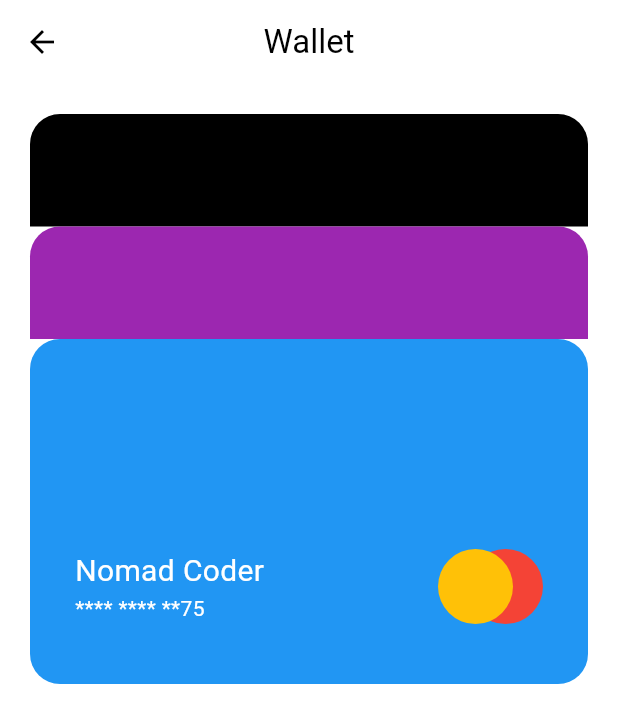
After one commit to yongyong-john/animation_class, a Flutter app: the screen it shows after launch, after a tap on "Wallet", on a phone screen of 412 x 824 dp. The commit adds this screen. Shown: the top 723 px of the screen. Run offline on Flutter 3.47's test engine with Material 3 defaults, Android fonts, the phone set to English and light mode, and no system bars; drawn by our look-alikes of flutter_animate; our stand-ins replace rive.

Commit message:
feat: update Wallet project scetion code.

```diff
--- a/lib/screens/menu_screen.dart
+++ b/lib/screens/menu_screen.dart
@@ -8,6 +8,7 @@ import 'package:flutter_animations_masterclass/screens/music_player_screen.dart'
 import 'package:flutter_animations_masterclass/screens/rive_screen.dart';
 import 'package:flutter_animations_masterclass/screens/shared_axis_screen.dart';
 import 'package:flutter_animations_masterclass/screens/swiping_cards_screen.dart';
+import 'package:flutter_animations_masterclass/screens/wallet_screen.dart';
 
 class MenuScreen extends StatelessWidget {
   const MenuScreen({super.key});
@@ -138,6 +139,18 @@ class MenuScreen extends StatelessWidget {
             SizedBox(
               height: 10,
             ),
+            ElevatedButton(
+              onPressed: () {
+                _goToPage(
+                  context,
+                  WalletScreen(),
+                );
+              },
+              child: Text('Wallet'),
+            ),
+            SizedBox(
+              height: 10,
+            ),
           ],
         ),
       ),
--- /dev/null
+++ b/lib/screens/wallet_screen.dart
@@ -0,0 +1,280 @@
+import 'package:flutter/material.dart';
+import 'package:flutter_animate/flutter_animate.dart';
+
+class WalletScreen extends StatefulWidget {
+  const WalletScreen({super.key});
+
+  @override
+  State<WalletScreen> createState() => _WalletScreenState();
+}
+
+List<Color> colors = [
+  Colors.black,
+  Colors.purple,
+  Colors.blue,
+];
+
+class _WalletScreenState extends State<WalletScreen> {
+  bool _isExanded = false;
+
+  void _onExpand() {
+    setState(() {
+      _isExanded = true;
+    });
+  }
+
+  void _onShrink() {
+    setState(() {
+      _isExanded = false;
+    });
+  }
+
+  @override
+  Widget build(BuildContext context) {
+    return Scaffold(
+      appBar: AppBar(
+        title: Text('Wallet'),
+      ),
+      body: Padding(
+        padding: const EdgeInsets.all(20.0),
+        child: GestureDetector(
+          onVerticalDragEnd: (_) => _onShrink(),
+          onTap: _onExpand,
+          child: Column(
+            children: [
+              for (var index in [0, 1, 2])
+                Hero(
+                  tag: '$index',
+                  child: CreditCard(
+                    index: index,
+                    isExpanded: _isExanded,
+                  )
+                      .animate(
+                        target: _isExanded ? 0 : 1,
+                        delay: 1.5.seconds,
+                      )
+                      .flipV(
+                        end: 0.1,
+                      )
+                      .slideY(end: -0.7 * index),
+                ),
+            ]
+                .animate(
+                  interval: 500.milliseconds,
+                )
+                .fadeIn(
+                  begin: 0,
+                )
+                .slideX(
+                  begin: -1,
+                ),
+            // NOTE: Same as above but with effects
+            // ].animate(
+            //   interval: 500.milliseconds,
+            //   effects: [
+            //     SlideEffect(
+            //       begin: Offset(-1, 0),
+            //       end: Offset.zero,
+            //     ),
+            //     FadeEffect(begin: 0, end: 1),
+            //   ],
+            // ),
+          ),
+        ),
+      ),
+    );
+  }
+}
+
+class CreditCard extends StatefulWidget {
+  final int index;
+  final bool isExpanded;
+
+  const CreditCard({
+    super.key,
+    required this.index,
+    required this.isExpanded,
+  });
+
+  @override
+  State<CreditCard> createState() => _CreditCardState();
+}
+
+class _CreditCardState extends State<CreditCard> {
+  void _onTap() {
+    Navigator.of(context).push(
+      MaterialPageRoute(
+        builder: (context) => CardDetailScreen(
+          index: widget.index,
+        ),
+        fullscreenDialog: true,
+      ),
+    );
+  }
+
+  @override
+  Widget build(BuildContext context) {
+    return Material(
+      child: AbsorbPointer(
+        absorbing: !widget.isExpanded,
+        child: GestureDetector(
+          onTap: _onTap,
+          child: Container(
+            width: double.infinity,
+            margin: EdgeInsets.only(bottom: 20),
+            decoration: BoxDecoration(
+              borderRadius: BorderRadius.circular(20),
+              color: colors[widget.index],
+            ),
+            child: Padding(
+              padding: EdgeInsets.symmetric(
+                horizontal: 30,
+                vertical: 40,
+              ),
+              child: Column(
+                children: [
+                  SizedBox(
+                    height: 100,
+                  ),
+                  Row(
+                    mainAxisAlignment: MainAxisAlignment.spaceBetween,
+                    children: [
+                      Column(
+                        crossAxisAlignment: CrossAxisAlignment.start,
+                        children: [
+                          Text(
+                            'Nomad Coder',
+                            style: TextStyle(
+                              color: Colors.white,
+                              fontSize: 20,
+                            ),
+                          ),
+                          Text(
+                            '**** **** **75',
+                            style: TextStyle(
+                              color: Colors.white,
+                            ),
+                          ),
+                        ],
+                      ),
+                      Stack(
+                        clipBehavior: Clip.none,
+                        children: [
+                          Positioned(
+                            child: Container(
+                              width: 50,
+                              height: 50,
+                              decoration: BoxDecoration(
+                                shape: BoxShape.circle,
+                                color: Colors.red,
+                              ),
+                            ),
+                          ),
+                          Positioned(
+                            right: 20,
+                            child: Container(
+                              width: 50,
+                              height: 50,
+                              decoration: BoxDecoration(
+                                shape: BoxShape.circle,
+                                color: Colors.amber,
+                              ),
+                            ),
+                          ),
+                        ],
+                      )
+                    ],
+                  )
+                ],
+              ),
+            ),
+          ),
+        ),
+      ),
+    );
+  }
+}
+
+class CardDetailScreen extends StatelessWidget {
+  final int index;
+
+  const CardDetailScreen({super.key, required this.index});
+
+  @override
+  Widget build(BuildContext context) {
+    return Scaffold(
+      appBar: AppBar(
+        title: Text('Transactions'),
+      ),
+      body: Padding(
+        padding: const EdgeInsets.all(20.0),
+        child: Column(
+          children: [
+            Hero(
+              tag: '$index',
+              child: CreditCard(
+                index: index,
+                isExpanded: false,
+              ),
+            ),
+            ...[
+              // ignore: unused_local_variable
+              for (var i in [1, 1, 1, 1, 1, 1])
+                Container(
+                  margin: EdgeInsets.only(bottom: 10),
+                  child: ListTile(
+                    tileColor: Colors.grey.shade100,
+                    shape: RoundedRectangleBorder(
+                      borderRadius: BorderRadius.circular(10),
+                    ),
+                    leading: Container(
+                      width: 50,
+                      height: 50,
+                      decoration: BoxDecoration(
+                        shape: BoxShape.circle,
+                        color: Colors.red,
+                      ),
+                      child: Icon(
+                        Icons.shopping_bag,
+                        color: Colors.white,
+                      ),
+                    ),
+                    title: Text(
+                      "Uniqlo",
+                      style: TextStyle(
+                        fontSize: 18,
+                      ),
+                    ),
+                    subtitle: Text(
+                      "Gangnam Branch",
+                      style: TextStyle(
+                        color: Colors.grey.shade800,
+                      ),
+                    ),
+                    trailing: Text(
+                      "\u20A9167,800",
+                      style: TextStyle(
+                        fontSize: 18,
+                        fontWeight: FontWeight.w600,
+                      ),
+                    ),
+                  ),
+                ),
+            ]
+                .animate(
+                  interval: 500.milliseconds,
+                )
+                .fadeIn(
+                  begin: 0,
+                )
+                .flipV(
+                  begin: -0.5,
+                  end: 0,
+                  curve: Curves.bounceOut,
+                ),
+          ],
+        ),
+      ),
+    );
+  }
+}
--- a/pubspec.yaml
+++ b/pubspec.yaml
@@ -37,6 +37,7 @@ dependencies:
   lottie: ^2.3.2
   rive: 0.11.1
   animations: 2.0.7
+  flutter_animate: 4.1.1+1
 
 dev_dependencies:
   flutter_test:
```
Also changed, not shown: pubspec.lock.
